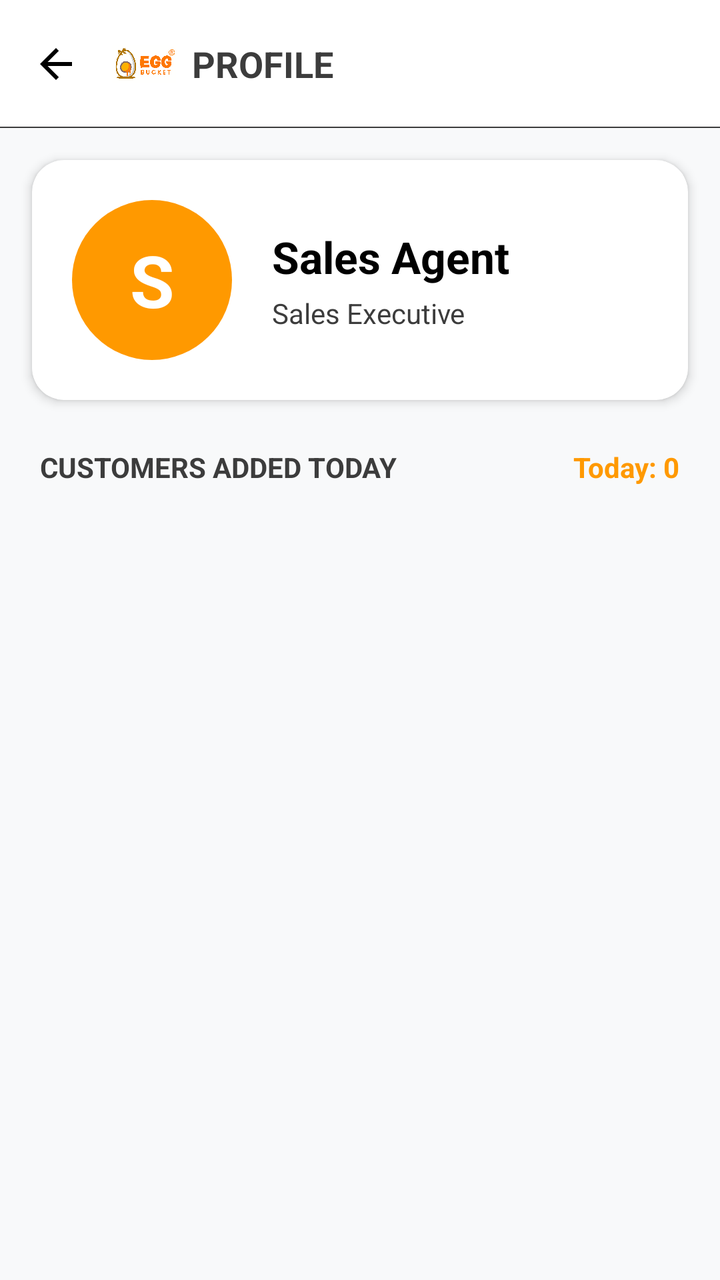
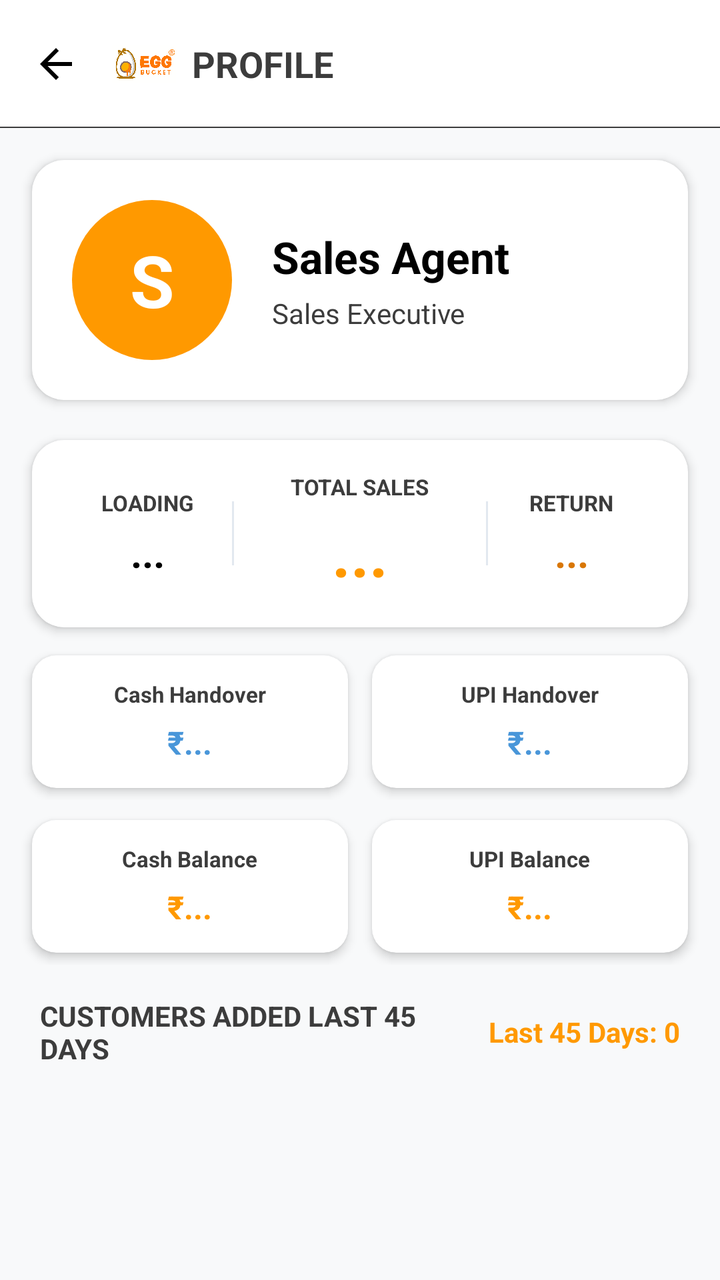

Two renders of the same Android screen: before a commit and after it. Below are the layout's source before the change and the commit's diff.
<!-- AndroidManifest.xml: application theme Theme.EggBucketSales -->
<!-- res/layout/activity_salesman_profile.xml -->
<?xml version="1.0" encoding="utf-8"?>
<LinearLayout xmlns:android="http://schemas.android.com/apk/res/android"
    xmlns:app="http://schemas.android.com/apk/res-auto"
    xmlns:tools="http://schemas.android.com/tools"
    android:id="@+id/profileMainLayout"
    android:layout_width="match_parent"
    android:layout_height="match_parent"
    android:orientation="vertical"
    android:fitsSystemWindows="true"
    android:background="#F8F9FA"
    tools:context=".SalesmanProfileActivity">

    <androidx.appcompat.widget.Toolbar
        android:id="@+id/profileToolbar"
        android:layout_width="match_parent"
        android:layout_height="?attr/actionBarSize"
        android:background="@drawable/bottom_stroke"
        android:elevation="4dp"
        app:navigationIcon="@drawable/baseline_arrow_back_24"
        app:navigationIconTint="@color/black">

        <LinearLayout
            android:layout_width="wrap_content"
            android:layout_height="match_parent"
            android:orientation="horizontal"
            android:gravity="center_vertical">

            <ImageView
                android:layout_width="32dp"
                android:layout_height="32dp"
                android:src="@drawable/logo"
                android:contentDescription="App Logo" />

            <TextView
                android:layout_width="wrap_content"
                android:layout_height="wrap_content"
                android:layout_marginStart="8dp"
                android:text="PROFILE"
                android:textColor="@color/darkgrey"
                android:textSize="18sp"
                android:textStyle="bold" />

        </LinearLayout>

    </androidx.appcompat.widget.Toolbar>

    
    <androidx.cardview.widget.CardView
        android:layout_width="match_parent"
        android:layout_height="wrap_content"
        android:layout_margin="16dp"
        app:cardCornerRadius="16dp"
        app:cardElevation="3dp"
        app:cardBackgroundColor="@color/white">

        <LinearLayout
            android:layout_width="match_parent"
            android:layout_height="wrap_content"
            android:orientation="horizontal"
            android:padding="20dp"
            android:gravity="center_vertical">

            <TextView
                android:id="@+id/profileInitialText"
                android:layout_width="80dp"
                android:layout_height="80dp"
                android:background="@drawable/circle_avatar_bg"
                android:gravity="center"
                android:text="S"
                android:textColor="@color/white"
                android:textSize="36sp"
                android:textStyle="bold" />

            <LinearLayout
                android:layout_width="0dp"
                android:layout_height="wrap_content"
                android:layout_weight="1"
                android:layout_marginStart="20dp"
                android:orientation="vertical">

                <TextView
                    android:id="@+id/profileSalesmanName"
                    android:layout_width="wrap_content"
                    android:layout_height="wrap_content"
                    android:text="Sales Agent"
                    android:textColor="@color/black"
                    android:textSize="22sp"
                    android:textStyle="bold" />

                <TextView
                    android:id="@+id/profileSalesmanRole"
                    android:layout_width="wrap_content"
                    android:layout_height="wrap_content"
                    android:layout_marginTop="4dp"
                    android:text="Sales Executive"
                    android:textColor="@color/darkgrey"
                    android:textSize="14sp" />

            </LinearLayout>

        </LinearLayout>

    </androidx.cardview.widget.CardView>

    
    <LinearLayout
        android:layout_width="match_parent"
        android:layout_height="wrap_content"
        android:orientation="horizontal"
        android:paddingStart="20dp"
        android:paddingEnd="20dp"
        android:paddingTop="8dp"
        android:paddingBottom="8dp"
        android:gravity="center_vertical">

        <TextView
            android:layout_width="0dp"
            android:layout_height="wrap_content"
            android:layout_weight="1"
            android:text="CUSTOMERS ADDED TODAY"
            android:textColor="@color/darkgrey"
            android:textSize="14sp"
            android:textStyle="bold" />

        <TextView
            android:id="@+id/totalCustomersCount"
            android:layout_width="wrap_content"
            android:layout_height="wrap_content"
            android:textColor="@color/maincolor"
            android:textSize="14sp"
            android:textStyle="bold"
            android:text="Today: 0" />

    </LinearLayout>

    <FrameLayout
        android:layout_width="match_parent"
        android:layout_height="0dp"
        android:layout_weight="1">

        <androidx.recyclerview.widget.RecyclerView
            android:id="@+id/addedCustomersRecyclerView"
            android:layout_width="match_parent"
            android:layout_height="match_parent"
            android:clipToPadding="false"
            android:paddingBottom="16dp" />

        <TextView
            android:id="@+id/emptyCustomersTextView"
            android:layout_width="wrap_content"
            android:layout_height="wrap_content"
            android:layout_gravity="center"
            android:text="No customers added today"
            android:textColor="@color/darkgrey"
            android:textSize="16sp"
            android:visibility="gone" />

        <ProgressBar
            android:id="@+id/profileProgressBar"
            android:layout_width="wrap_content"
            android:layout_height="wrap_content"
            android:layout_gravity="center" />

    </FrameLayout>

</LinearLayout>
<!-- resources referenced by this layout -->
<resources>
  <color name="black">#FF000000</color>
  <color name="darkgrey">#3C3C3C</color>
  <color name="maincolor">#ff9900</color>
  <color name="white">#FFFFFFFF</color>
  <!-- drawable baseline_arrow_back_24 (drawable) -->
  <vector xmlns:android="http://schemas.android.com/apk/res/android"
      android:width="24dp"
      android:height="24dp"
      android:viewportWidth="24"
      android:viewportHeight="24">
    <path
        android:fillColor="@color/black"
        android:pathData="M20,11H7.83l5.59,-5.59L12,4l-8,8 8,8 1.41,-1.41L7.83,13H20v-2z"/>
  </vector>
  <!-- drawable bottom_stroke (drawable) -->
  <?xml version="1.0" encoding="utf-8"?>
  <layer-list xmlns:android="http://schemas.android.com/apk/res/android">
  
      <item>
          <shape android:shape="rectangle">
              <solid android:color="#FFFFFF" />
          </shape>
      </item>
  
  
      <item android:gravity="bottom">
          <shape android:shape="rectangle">
              <size android:height=".5dp" />
              <solid android:color="@color/darkgrey" />
          </shape>
      </item>
  
  </layer-list>
  <!-- drawable circle_avatar_bg (drawable) -->
  <?xml version="1.0" encoding="utf-8"?>
  <shape xmlns:android="http://schemas.android.com/apk/res/android"
      android:shape="oval">
      <solid android:color="@color/maincolor" />
  </shape>
  <!-- drawable logo: png bitmap (drawable, 703568 bytes) -->
  <style name="Theme.EggBucketSales" parent="Base.Theme.EggBucketSales" />
  <style name="Base.Theme.EggBucketSales" parent="Theme.Material3.DayNight.NoActionBar">
          
          
      </style>
</resources>

<!-- the commit's change to res/layout/activity_salesman_profile.xml (unified diff, before → after) -->
@@ -103,6 +103,296 @@
     </androidx.cardview.widget.CardView>
 
     
+    
+    <androidx.cardview.widget.CardView
+        android:id="@+id/card_daily_summary"
+        android:layout_width="match_parent"
+        android:layout_height="wrap_content"
+        android:layout_marginStart="16dp"
+        android:layout_marginEnd="16dp"
+        android:layout_marginTop="4dp"
+        android:layout_marginBottom="8dp"
+        app:cardCornerRadius="16dp"
+        app:cardElevation="3dp"
+        app:cardBackgroundColor="@color/white">
+
+        <LinearLayout
+            android:layout_width="match_parent"
+            android:layout_height="wrap_content"
+            android:orientation="horizontal"
+            android:gravity="center_vertical"
+            android:padding="16dp">
+
+            
+            <LinearLayout
+                android:layout_width="0dp"
+                android:layout_height="wrap_content"
+                android:layout_weight="1"
+                android:orientation="vertical"
+                android:gravity="center">
+
+                <TextView
+                    android:layout_width="wrap_content"
+                    android:layout_height="wrap_content"
+                    android:text="Loading"
+                    android:textColor="@color/darkgrey"
+                    android:textSize="11sp"
+                    android:textStyle="bold"
+                    android:textAllCaps="true" />
+
+                <TextView
+                    android:id="@+id/tv_loading_count"
+                    android:layout_width="wrap_content"
+                    android:layout_height="wrap_content"
+                    android:text="..."
+                    android:textColor="@color/black"
+                    android:textSize="20sp"
+                    android:textStyle="bold"
+                    android:layout_marginTop="4dp" />
+            </LinearLayout>
+
+            
+            <View
+                android:layout_width="1dp"
+                android:layout_height="32dp"
+                android:background="#E2E8F0" />
+
+            
+            <LinearLayout
+                android:layout_width="0dp"
+                android:layout_height="wrap_content"
+                android:layout_weight="1.5"
+                android:orientation="vertical"
+                android:gravity="center">
+
+                <TextView
+                    android:layout_width="wrap_content"
+                    android:layout_height="wrap_content"
+                    android:text="Total Sales"
+                    android:textColor="@color/darkgrey"
+                    android:textSize="11sp"
+                    android:textStyle="bold"
+                    android:textAllCaps="true" />
+
+                <TextView
+                    android:id="@+id/tv_trays_sold"
+                    android:layout_width="wrap_content"
+                    android:layout_height="wrap_content"
+                    android:text="..."
+                    android:textColor="@color/maincolor"
+                    android:textSize="32sp"
+                    android:textStyle="bold"
+                    android:layout_marginTop="4dp" />
+            </LinearLayout>
+
+            
+            <View
+                android:layout_width="1dp"
+                android:layout_height="32dp"
+                android:background="#E2E8F0" />
+
+            
+            <LinearLayout
+                android:layout_width="0dp"
+                android:layout_height="wrap_content"
+                android:layout_weight="1"
+                android:orientation="vertical"
+                android:gravity="center">
+
+                <TextView
+                    android:layout_width="wrap_content"
+                    android:layout_height="wrap_content"
+                    android:text="Return"
+                    android:textColor="@color/darkgrey"
+                    android:textSize="11sp"
+                    android:textStyle="bold"
+                    android:textAllCaps="true" />
+
+                <TextView
+                    android:id="@+id/tv_return_count"
+                    android:layout_width="wrap_content"
+                    android:layout_height="wrap_content"
+                    android:text="..."
+                    android:textColor="#D97706"
+                    android:textSize="20sp"
+                    android:textStyle="bold"
+                    android:layout_marginTop="4dp" />
+            </LinearLayout>
+
+        </LinearLayout>
+    </androidx.cardview.widget.CardView>
+
+    
+    <LinearLayout
+        android:id="@+id/card_payment_summary"
+        android:layout_width="match_parent"
+        android:layout_height="wrap_content"
+        android:orientation="horizontal"
+        android:layout_marginStart="10dp"
+        android:layout_marginEnd="10dp"
+        android:layout_marginBottom="4dp">
+
+        
+        <androidx.cardview.widget.CardView
+            android:layout_width="0dp"
+            android:layout_height="wrap_content"
+            android:layout_weight="1"
+            android:layout_margin="6dp"
+            app:cardCornerRadius="12dp"
+            app:cardElevation="3dp"
+            app:cardBackgroundColor="@color/white">
+
+            <LinearLayout
+                android:layout_width="match_parent"
+                android:layout_height="wrap_content"
+                android:orientation="vertical"
+                android:gravity="center"
+                android:padding="12dp">
+
+                <TextView
+                    android:layout_width="wrap_content"
+                    android:layout_height="wrap_content"
+                    android:text="Cash Handover"
+                    android:textColor="@color/darkgrey"
+                    android:textSize="11sp"
+                    android:textStyle="bold" />
+
+                <TextView
+                    android:id="@+id/tv_cash_handover"
+                    android:layout_width="wrap_content"
+                    android:layout_height="wrap_content"
+                    android:text="₹..."
+                    android:textColor="@color/blue"
+                    android:textSize="16sp"
+                    android:textStyle="bold"
+                    android:layout_marginTop="6dp" />
+            </LinearLayout>
+        </androidx.cardview.widget.CardView>
+
+        
+        <androidx.cardview.widget.CardView
+            android:layout_width="0dp"
+            android:layout_height="wrap_content"
+            android:layout_weight="1"
+            android:layout_margin="6dp"
+            app:cardCornerRadius="12dp"
+            app:cardElevation="3dp"
+            app:cardBackgroundColor="@color/white">
+
+            <LinearLayout
+                android:layout_width="match_parent"
+                android:layout_height="wrap_content"
+                android:orientation="vertical"
+                android:gravity="center"
+                android:padding="12dp">
+
+                <TextView
+                    android:layout_width="wrap_content"
+                    android:layout_height="wrap_content"
+                    android:text="UPI Handover"
+                    android:textColor="@color/darkgrey"
+                    android:textSize="11sp"
+                    android:textStyle="bold" />
+
+                <TextView
+                    android:id="@+id/tv_upi_handover"
+                    android:layout_width="wrap_content"
+                    android:layout_height="wrap_content"
+                    android:text="₹..."
+                    android:textColor="@color/blue"
+                    android:textSize="16sp"
+                    android:textStyle="bold"
+                    android:layout_marginTop="6dp" />
+            </LinearLayout>
+        </androidx.cardview.widget.CardView>
+    </LinearLayout>
+
+    
+    <LinearLayout
+        android:id="@+id/card_balance_summary"
+        android:layout_width="match_parent"
+        android:layout_height="wrap_content"
+        android:orientation="horizontal"
+        android:layout_marginStart="10dp"
+        android:layout_marginEnd="10dp"
+        android:layout_marginBottom="8dp">
+
+        
+        <androidx.cardview.widget.CardView
+            android:layout_width="0dp"
+            android:layout_height="wrap_content"
+            android:layout_weight="1"
+            android:layout_margin="6dp"
+            app:cardCornerRadius="12dp"
+            app:cardElevation="3dp"
+            app:cardBackgroundColor="@color/white">
+
+            <LinearLayout
+                android:layout_width="match_parent"
+                android:layout_height="wrap_content"
+                android:orientation="vertical"
+                android:gravity="center"
+                android:padding="12dp">
+
+                <TextView
+                    android:layout_width="wrap_content"
+                    android:layout_height="wrap_content"
+                    android:text="Cash Balance"
+                    android:textColor="@color/darkgrey"
+                    android:textSize="11sp"
+                    android:textStyle="bold" />
+
+                <TextView
+                    android:id="@+id/tv_balance"
+                    android:layout_width="wrap_content"
+                    android:layout_height="wrap_content"
+                    android:text="₹..."
+                    android:textColor="@color/maincolor"
+                    android:textSize="16sp"
+                    android:textStyle="bold"
+                    android:layout_marginTop="6dp" />
+            </LinearLayout>
+        </androidx.cardview.widget.CardView>
+
+        
+        <androidx.cardview.widget.CardView
+            android:layout_width="0dp"
+            android:layout_height="wrap_content"
+            android:layout_weight="1"
+            android:layout_margin="6dp"
+            app:cardCornerRadius="12dp"
+            app:cardElevation="3dp"
+            app:cardBackgroundColor="@color/white">
+
+            <LinearLayout
+                android:layout_width="match_parent"
+                android:layout_height="wrap_content"
+                android:orientation="vertical"
+                android:gravity="center"
+                android:padding="12dp">
+
+                <TextView
+                    android:layout_width="wrap_content"
+                    android:layout_height="wrap_content"
+                    android:text="UPI Balance"
+                    android:textColor="@color/darkgrey"
+                    android:textSize="11sp"
+                    android:textStyle="bold" />
+
+                <TextView
+                    android:id="@+id/tv_upi_balance"
+                    android:layout_width="wrap_content"
+                    android:layout_height="wrap_content"
+                    android:text="₹..."
+                    android:textColor="@color/maincolor"
+                    android:textSize="16sp"
+                    android:textStyle="bold"
+                    android:layout_marginTop="6dp" />
+            </LinearLayout>
+        </androidx.cardview.widget.CardView>
+    </LinearLayout>
+
+    
     <LinearLayout
         android:layout_width="match_parent"
         android:layout_height="wrap_content"
@@ -117,7 +407,7 @@
             android:layout_width="0dp"
             android:layout_height="wrap_content"
             android:layout_weight="1"
-            android:text="CUSTOMERS ADDED TODAY"
+            android:text="CUSTOMERS ADDED LAST 45 DAYS"
             android:textColor="@color/darkgrey"
             android:textSize="14sp"
             android:textStyle="bold" />
@@ -129,7 +419,7 @@
             android:textColor="@color/maincolor"
             android:textSize="14sp"
             android:textStyle="bold"
-            android:text="Today: 0" />
+            android:text="Last 45 Days: 0" />
 
     </LinearLayout>
 
@@ -150,7 +440,7 @@
             android:layout_width="wrap_content"
             android:layout_height="wrap_content"
             android:layout_gravity="center"
-            android:text="No customers added today"
+            android:text="No customers added in the last 45 days"
             android:textColor="@color/darkgrey"
             android:textSize="16sp"
             android:visibility="gone" />
<!-- resource entries referenced after the edit -->
@@ -1,6 +1,7 @@
 <!-- resources referenced by this layout -->
 <resources>
   <color name="black">#FF000000</color>
+  <color name="blue">#4996D9</color>
   <color name="darkgrey">#3C3C3C</color>
   <color name="maincolor">#ff9900</color>
   <color name="white">#FFFFFFFF</color>
